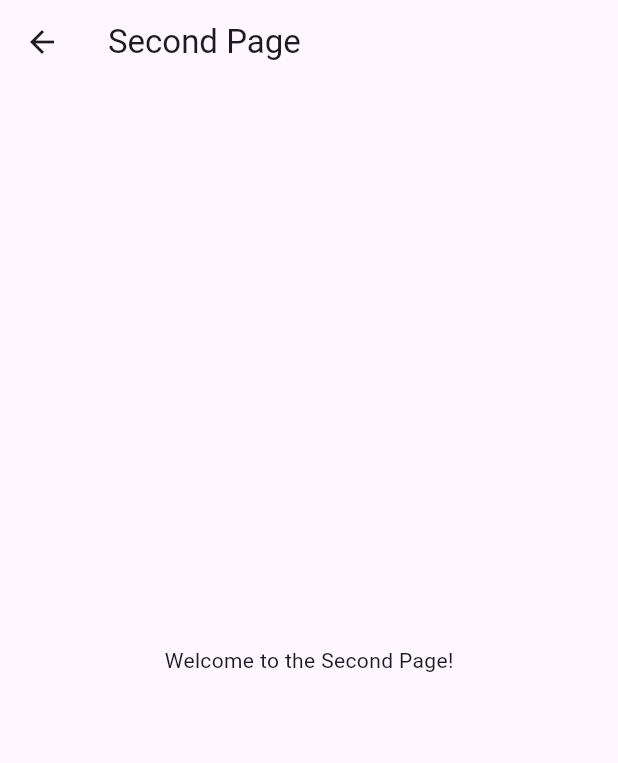
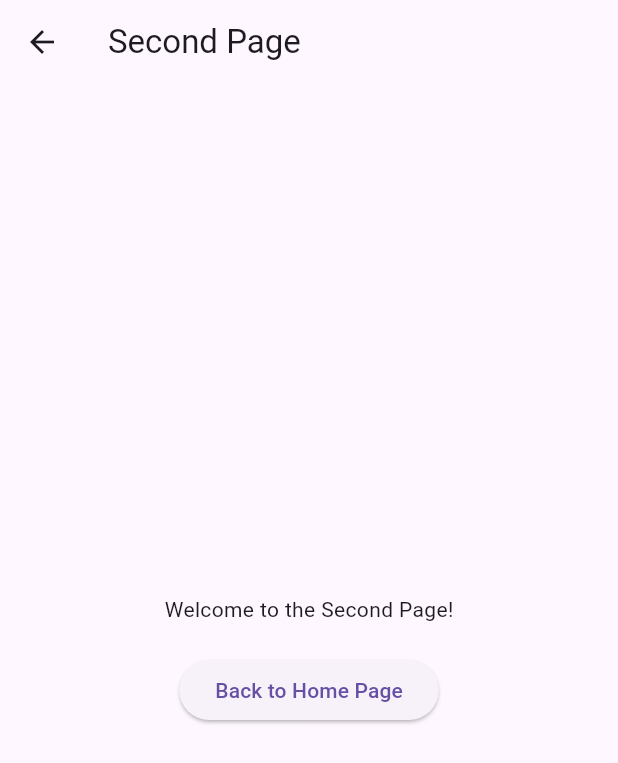
Before and after one commit to shahafsana/project2, a Flutter app: the SecondPage screen opened directly, on a phone screen of 412 x 824 dp. Shown: the top 763 px of the screen. Run offline on Flutter 3.47's test engine with Material 3 defaults, Android fonts, the phone set to English and light mode, and no system bars.

Commit message:
Update main.dart

```diff
--- a/lib/main.dart
+++ b/lib/main.dart
@@ -45,8 +45,20 @@ class SecondPage extends StatelessWidget {
   Widget build(BuildContext context) {
     return Scaffold(
       appBar: AppBar(title: const Text('Second Page')),
-      body: const Center(
-        child: Text('Welcome to the Second Page!'),
+      body: Center(
+        child: Column(
+          mainAxisAlignment: MainAxisAlignment.center,
+          children: [
+            const Text('Welcome to the Second Page!'),
+            const SizedBox(height: 20),
+            ElevatedButton(
+              onPressed: () {
+                Navigator.pop(context); // Navigate back to HomePage
+              },
+              child: const Text('Back to Home Page'),
+            ),
+          ],
+        ),
       ),
     );
   }
```
